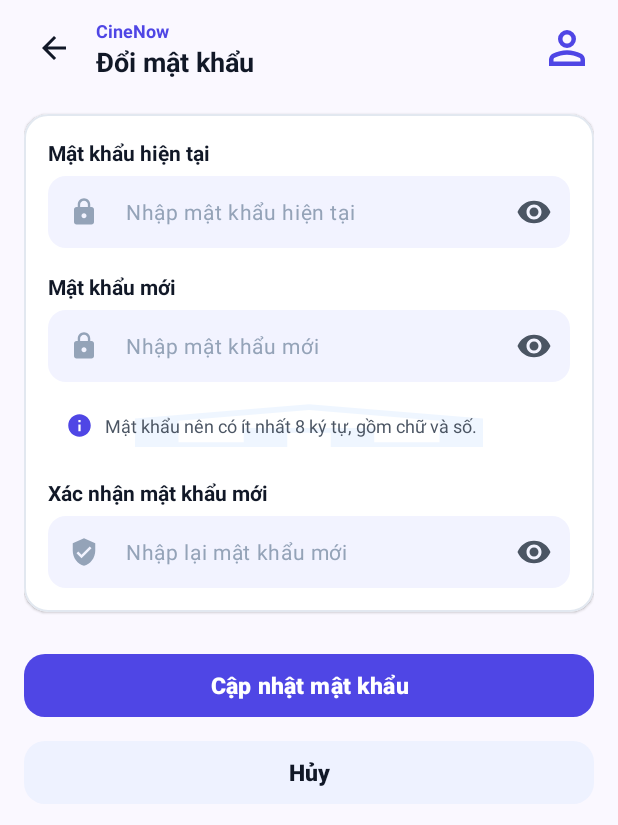
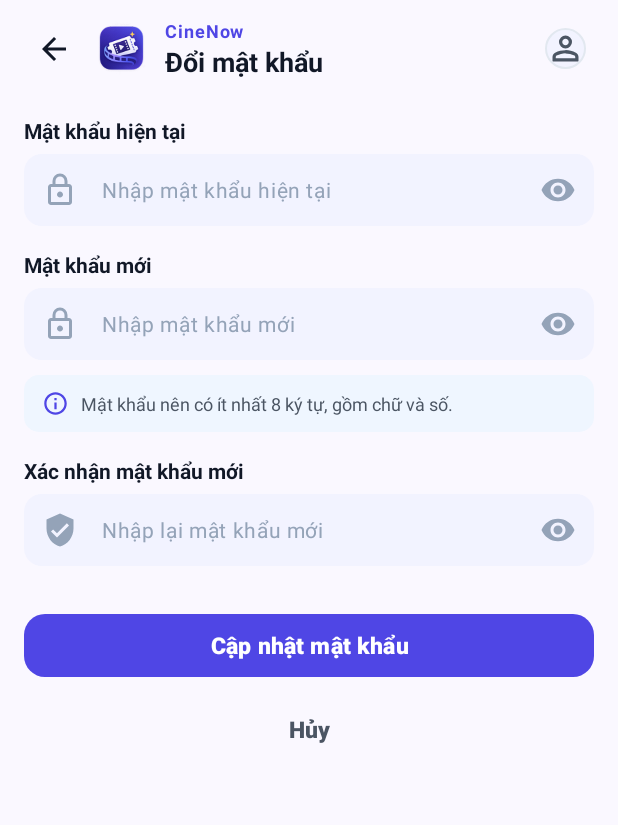
Before and after one commit to TruongCongMinhHai/UngDungQuanLyDatVeXemPhim, an Android app: the ChangePasswordFragment screen opened through its navigation route, on a phone screen of 412 x 824 dp. Shown: the top 825 px of the screen. Run offline under Robolectric (Android 15) with nearby library versions, the phone set to English and light mode, and no system bars; our stand-ins replace navigation-ui.

Commit message:
fix(profile): cap nhat giao dien trang doi mat khau

```diff
--- a/CineNow/app/src/main/res/layout/fragment_change_password.xml
+++ b/CineNow/app/src/main/res/layout/fragment_change_password.xml
@@ -2,39 +2,54 @@
 <androidx.core.widget.NestedScrollView
     xmlns:android="http://schemas.android.com/apk/res/android"
     xmlns:app="http://schemas.android.com/apk/res-auto"
+    xmlns:tools="http://schemas.android.com/tools"
     android:layout_width="match_parent"
     android:layout_height="match_parent"
     android:background="@color/cinenow_background"
-    android:fillViewport="true">
+    android:fillViewport="true"
+    tools:context=".ui.profile.ChangePasswordFragment">
 
-    <androidx.constraintlayout.widget.ConstraintLayout
+    <LinearLayout
         android:layout_width="match_parent"
         android:layout_height="wrap_content"
+        android:orientation="vertical"
         android:paddingHorizontal="16dp"
         android:paddingTop="12dp"
-        android:paddingBottom="32dp">
+        android:paddingBottom="40dp">
 
-        <!-- Header: Back Button + Title + Small Avatar -->
+        <!-- Top Bar: Nút Back + Logo CineNow + Tiêu đề + Avatar nhỏ -->
+        <LinearLayout
+            android:layout_width="match_parent"
+            android:layout_height="wrap_content"
+            android:gravity="center_vertical"
+            android:orientation="horizontal">
+
             <ImageButton
                 android:id="@+id/btnBack"
                 android:layout_width="40dp"
                 android:layout_height="40dp"
                 android:background="?attr/selectableItemBackgroundBorderless"
                 android:contentDescription="Quay lại"
+                android:padding="8dp"
                 android:src="@drawable/ic_arrow_back"
-            app:layout_constraintStart_toStartOf="parent"
-            app:layout_constraintTop_toTopOf="parent" />
+                app:tint="@color/cinenow_text_primary" />
+
+            <!-- Logo CineNow -->
+            <ImageView
+                android:id="@+id/imgAppLogo"
+                android:layout_width="38dp"
+                android:layout_height="38dp"
+                android:layout_marginStart="6dp"
+                android:layout_marginEnd="10dp"
+                android:contentDescription="Logo CineNow"
+                android:scaleType="fitCenter"
+                android:src="@drawable/ic_cinenow_logo" />
 
             <LinearLayout
-            android:id="@+id/layoutHeaderTitle"
                 android:layout_width="0dp"
                 android:layout_height="wrap_content"
-            android:layout_marginStart="8dp"
-            android:orientation="vertical"
-            app:layout_constraintBottom_toBottomOf="@id/btnBack"
-            app:layout_constraintEnd_toStartOf="@id/imgTopAvatar"
-            app:layout_constraintStart_toEndOf="@id/btnBack"
-            app:layout_constraintTop_toTopOf="@id/btnBack">
+                android:layout_weight="1"
+                android:orientation="vertical">
 
                 <TextView
                     android:layout_width="wrap_content"
@@ -42,7 +57,8 @@
                     android:text="CineNow"
                     android:textColor="@color/cinenow_primary"
                     android:textSize="12sp"
-                android:textStyle="bold" />
+                    android:textStyle="bold"
+                    android:letterSpacing="0.05"/>
 
                 <TextView
                     android:layout_width="wrap_content"
@@ -53,35 +69,26 @@
                     android:textStyle="bold" />
             </LinearLayout>
 
-        <ImageView
+            <!-- Avatar nhỏ góc phải -->
+            <com.google.android.material.imageview.ShapeableImageView
                 android:id="@+id/imgTopAvatar"
-            android:layout_width="36dp"
-            android:layout_height="36dp"
-            android:background="@drawable/ic_person"
-            android:backgroundTint="@color/cinenow_primary"
-            android:contentDescription="Avatar góc phải"
-            app:layout_constraintBottom_toBottomOf="@id/btnBack"
-            app:layout_constraintEnd_toEndOf="parent"
-            app:layout_constraintTop_toTopOf="@id/btnBack" />
+                android:layout_width="38dp"
+                android:layout_height="38dp"
+                android:background="@color/cinenow_surface_container_low"
+                android:padding="6dp"
+                android:src="@drawable/ic_person"
+                app:shapeAppearanceOverlay="@style/ShapeAppearance.Material3.Corner.Full"
+                app:strokeColor="@color/cinenow_outline"
+                app:strokeWidth="1dp"
+                app:tint="@color/cinenow_text_secondary" />
+        </LinearLayout>
 
-        <!-- Card Form đổi mật khẩu -->
-        <com.google.android.material.card.MaterialCardView
-            android:id="@+id/cardChangePassword"
+        <!-- Form nhập mật khẩu -->
+        <LinearLayout
             android:layout_width="match_parent"
             android:layout_height="wrap_content"
             android:layout_marginTop="24dp"
-            app:cardBackgroundColor="@color/cinenow_white"
-            app:cardCornerRadius="16dp"
-            app:cardElevation="1dp"
-            app:strokeColor="@color/cinenow_outline"
-            app:strokeWidth="1dp"
-            app:layout_constraintTop_toBottomOf="@id/btnBack">
-
-            <LinearLayout
-                android:layout_width="match_parent"
-                android:layout_height="wrap_content"
-                android:orientation="vertical"
-                android:padding="16dp">
+            android:orientation="vertical">
 
             <!-- 1. Mật khẩu hiện tại -->
             <TextView
@@ -106,8 +113,9 @@
                 app:boxStrokeWidth="0dp"
                 app:boxStrokeWidthFocused="1dp"
                 app:endIconMode="password_toggle"
+                app:endIconTint="@color/cinenow_text_tertiary"
                 app:hintEnabled="false"
-                    app:startIconDrawable="@drawable/ic_lock"
+                app:startIconDrawable="@drawable/ic_auth_lock"
                 app:startIconTint="@color/cinenow_text_tertiary">
 
                 <com.google.android.material.textfield.TextInputEditText
@@ -146,8 +154,9 @@
                 app:boxStrokeWidth="0dp"
                 app:boxStrokeWidthFocused="1dp"
                 app:endIconMode="password_toggle"
+                app:endIconTint="@color/cinenow_text_tertiary"
                 app:hintEnabled="false"
-                    app:startIconDrawable="@drawable/ic_lock"
+                app:startIconDrawable="@drawable/ic_auth_lock"
                 app:startIconTint="@color/cinenow_text_tertiary">
 
                 <com.google.android.material.textfield.TextInputEditText
@@ -162,13 +171,12 @@
                     android:textSize="14sp" />
             </com.google.android.material.textfield.TextInputLayout>
 
-                <!-- Hộp gợi ý bảo mật (Info Box) -->
+            <!-- Hộp lưu ý an toàn (Info Hint Box) -->
             <LinearLayout
                 android:layout_width="match_parent"
                 android:layout_height="wrap_content"
                 android:layout_marginTop="10dp"
-                    android:background="@drawable/ic_home"
-                    android:backgroundTint="@color/cinenow_info_container"
+                android:background="@drawable/bg_info_hint"
                 android:gravity="center_vertical"
                 android:orientation="horizontal"
                 android:paddingHorizontal="12dp"
@@ -177,7 +185,8 @@
                 <ImageView
                     android:layout_width="18dp"
                     android:layout_height="18dp"
-                        android:src="@drawable/ic_info" />
+                    android:src="@drawable/ic_auth_info"
+                    app:tint="@color/cinenow_primary" />
 
                 <TextView
                     android:layout_width="match_parent"
@@ -212,8 +221,9 @@
                 app:boxStrokeWidth="0dp"
                 app:boxStrokeWidthFocused="1dp"
                 app:endIconMode="password_toggle"
+                app:endIconTint="@color/cinenow_text_tertiary"
                 app:hintEnabled="false"
-                    app:startIconDrawable="@drawable/ic_shield_check"
+                app:startIconDrawable="@drawable/ic_auth_shield_check"
                 app:startIconTint="@color/cinenow_text_tertiary">
 
                 <com.google.android.material.textfield.TextInputEditText
@@ -229,36 +239,33 @@
             </com.google.android.material.textfield.TextInputLayout>
 
         </LinearLayout>
-        </com.google.android.material.card.MaterialCardView>
 
         <!-- Nút Cập nhật mật khẩu -->
         <com.google.android.material.button.MaterialButton
             android:id="@+id/btnUpdatePassword"
             android:layout_width="match_parent"
             android:layout_height="50dp"
-            android:layout_marginTop="24dp"
+            android:layout_marginTop="28dp"
             android:text="Cập nhật mật khẩu"
             android:textColor="@color/cinenow_white"
             android:textSize="15sp"
             android:textStyle="bold"
             app:backgroundTint="@color/cinenow_primary"
             app:cornerRadius="14dp"
-            app:layout_constraintTop_toBottomOf="@id/cardChangePassword" />
+            app:rippleColor="@color/cinenow_primary_container" />
 
         <!-- Nút Hủy -->
         <com.google.android.material.button.MaterialButton
             android:id="@+id/btnCancelChange"
+            style="@style/Widget.Material3.Button.TextButton"
             android:layout_width="match_parent"
             android:layout_height="50dp"
-            android:layout_marginTop="8dp"
+            android:layout_marginTop="6dp"
             android:text="Hủy"
-            android:textColor="@color/cinenow_text_primary"
+            android:textColor="@color/cinenow_text_secondary"
             android:textSize="15sp"
             android:textStyle="bold"
-            app:backgroundTint="@color/cinenow_secondary_container"
-            app:cornerRadius="14dp"
-            app:elevation="0dp"
-            app:layout_constraintTop_toBottomOf="@id/btnUpdatePassword" />
+            app:rippleColor="@color/cinenow_surface_container" />
 
-    </androidx.constraintlayout.widget.ConstraintLayout>
+    </LinearLayout>
 </androidx.core.widget.NestedScrollView>
```
Lines whose indentation alone changed are shown as unchanged.
